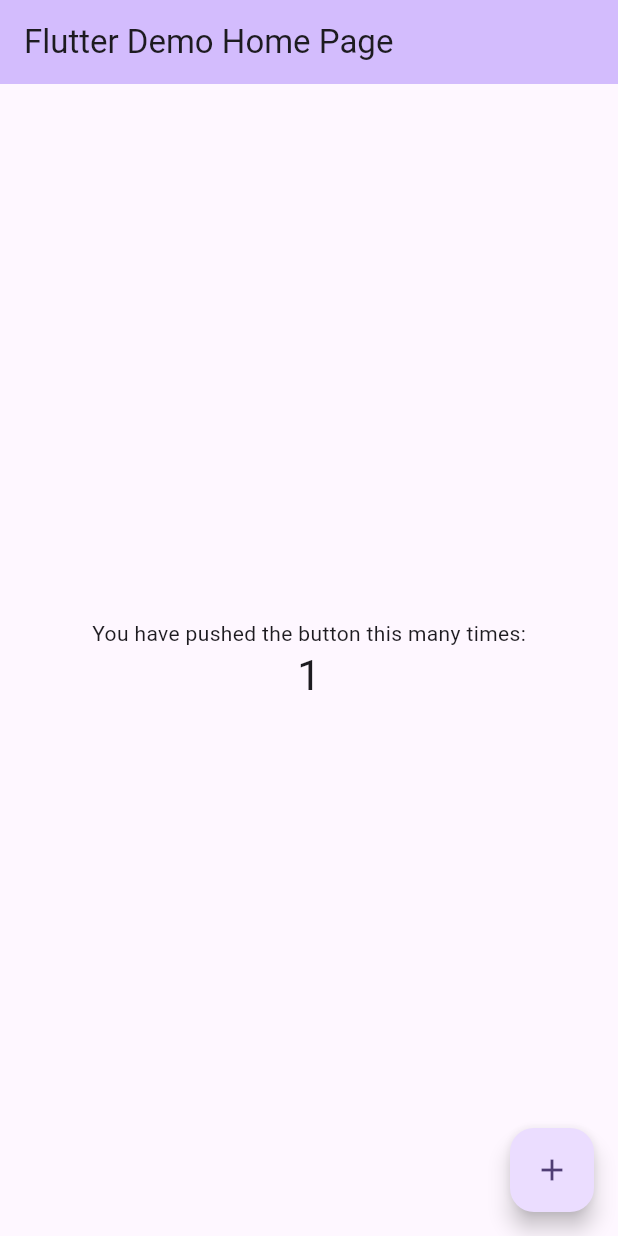
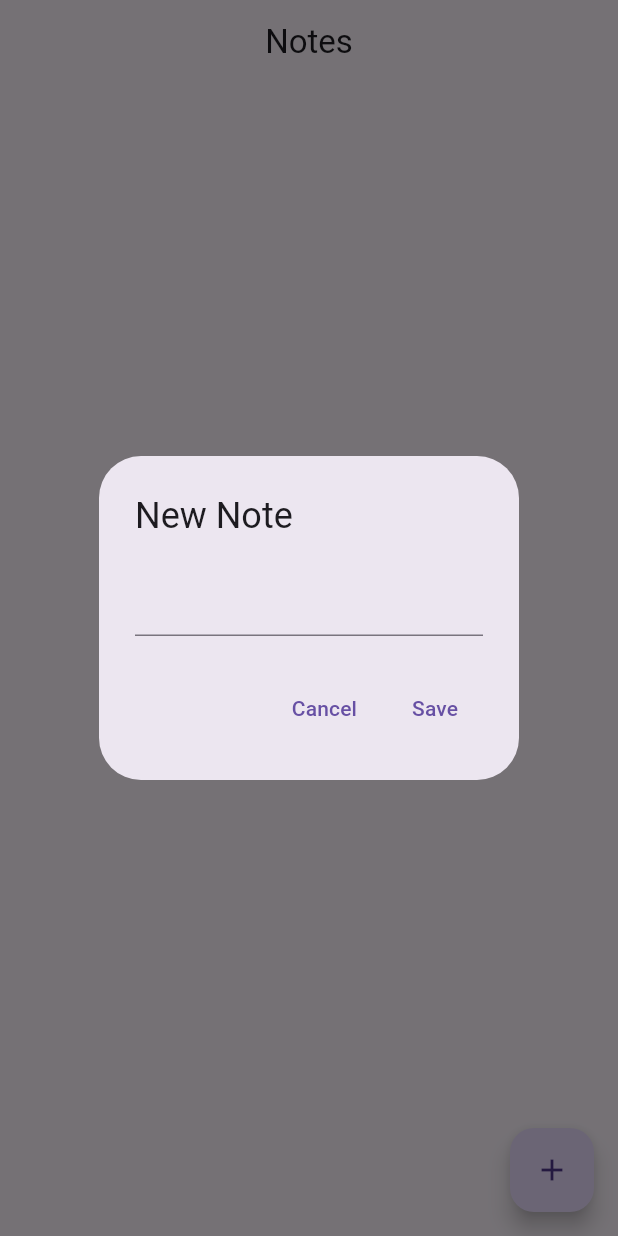
Before and after one commit to acz0077/notes_app1, a Flutter app: the screen it shows after launch, after a tap on the "add" icon, on a phone screen of 412 x 824 dp. Run offline on Flutter 3.47's test engine with Material 3 defaults, Android fonts, the phone set to English and light mode, and no system bars; our stand-ins replace supabase_flutter; accounts and stored records are empty.

Commit message:
saving notes

```diff
--- a/lib/main.dart
+++ b/lib/main.dart
@@ -1,6 +1,13 @@
 import 'package:flutter/material.dart';
+import 'package:notes_app1/pages/notes_page.dart';
+import 'package:supabase_flutter/supabase_flutter.dart';
 
-void main() {
+void main() async {
+  await Supabase.initialize(
+    url: 'https://lsuizwyqngywetzjsvxn.supabase.co',
+    anonKey:
+        'eyJhbGciOiJIUzI1NiIsInR5cCI6IkpXVCJ9.eyJpc3MiOiJzdXBhYmFzZSIsInJlZiI6ImxzdWl6d3lxbmd5d2V0empzdnhuIiwicm9sZSI6ImFub24iLCJpYXQiOjE3NTA1OTY1NDksImV4cCI6MjA2NjE3MjU0OX0.2KnLrFRpcZ7EZkT3WpLeeZ1iOkjrw-b2wOThny9WtWE',
+  );
   runApp(const MyApp());
 }
 
@@ -10,113 +17,9 @@ class MyApp extends StatelessWidget {
   // This widget is the root of your application.
   @override
   Widget build(BuildContext context) {
-    return MaterialApp(
-      title: 'Flutter Demo',
-      theme: ThemeData(
-        // This is the theme of your application.
-        //
-        // TRY THIS: Try running your application with "flutter run". You'll see
-        // the application has a purple toolbar. Then, without quitting the app,
-        // try changing the seedColor in the colorScheme below to Colors.green
-        // and then invoke "hot reload" (save your changes or press the "hot
-        // reload" button in a Flutter-supported IDE, or press "r" if you used
-        // the command line to start the app).
-        //
-        // Notice that the counter didn't reset back to zero; the application
-        // state is not lost during the reload. To reset the state, use hot
-        // restart instead.
-        //
-        // This works for code too, not just values: Most code changes can be
-        // tested with just a hot reload.
-        colorScheme: ColorScheme.fromSeed(seedColor: Colors.deepPurple),
-      ),
-      home: const MyHomePage(title: 'Flutter Demo Home Page'),
+    return const MaterialApp(
+      debugShowCheckedModeBanner: false,
+      home: NotesPage(),
     );
   }
 }
-
-class MyHomePage extends StatefulWidget {
-  const MyHomePage({super.key, required this.title});
-
-  // This widget is the home page of your application. It is stateful, meaning
-  // that it has a State object (defined below) that contains fields that affect
-  // how it looks.
-
-  // This class is the configuration for the state. It holds the values (in this
-  // case the title) provided by the parent (in this case the App widget) and
-  // used by the build method of the State. Fields in a Widget subclass are
-  // always marked "final".
-
-  final String title;
-
-  @override
-  State<MyHomePage> createState() => _MyHomePageState();
-}
-
-class _MyHomePageState extends State<MyHomePage> {
-  int _counter = 0;
-
-  void _incrementCounter() {
-    setState(() {
-      // This call to setState tells the Flutter framework that something has
-      // changed in this State, which causes it to rerun the build method below
-      // so that the display can reflect the updated values. If we changed
-      // _counter without calling setState(), then the build method would not be
-      // called again, and so nothing would appear to happen.
-      _counter++;
-    });
-  }
-
-  @override
-  Widget build(BuildContext context) {
-    // This method is rerun every time setState is called, for instance as done
-    // by the _incrementCounter method above.
-    //
-    // The Flutter framework has been optimized to make rerunning build methods
-    // fast, so that you can just rebuild anything that needs updating rather
-    // than having to individually change instances of widgets.
-    return Scaffold(
-      appBar: AppBar(
-        // TRY THIS: Try changing the color here to a specific color (to
-        // Colors.amber, perhaps?) and trigger a hot reload to see the AppBar
-        // change color while the other colors stay the same.
-        backgroundColor: Theme.of(context).colorScheme.inversePrimary,
-        // Here we take the value from the MyHomePage object that was created by
-        // the App.build method, and use it to set our appbar title.
-        title: Text(widget.title),
-      ),
-      body: Center(
-        // Center is a layout widget. It takes a single child and positions it
-        // in the middle of the parent.
-        child: Column(
-          // Column is also a layout widget. It takes a list of children and
-          // arranges them vertically. By default, it sizes itself to fit its
-          // children horizontally, and tries to be as tall as its parent.
-          //
-          // Column has various properties to control how it sizes itself and
-          // how it positions its children. Here we use mainAxisAlignment to
-          // center the children vertically; the main axis here is the vertical
-          // axis because Columns are vertical (the cross axis would be
-          // horizontal).
-          //
-          // TRY THIS: Invoke "debug painting" (choose the "Toggle Debug Paint"
-          // action in the IDE, or press "p" in the console), to see the
-          // wireframe for each widget.
-          mainAxisAlignment: MainAxisAlignment.center,
-          children: <Widget>[
-            const Text('You have pushed the button this many times:'),
-            Text(
-              '$_counter',
-              style: Theme.of(context).textTheme.headlineMedium,
-            ),
-          ],
-        ),
-      ),
-      floatingActionButton: FloatingActionButton(
-        onPressed: _incrementCounter,
-        tooltip: 'Increment',
-        child: const Icon(Icons.add),
-      ), // This trailing comma makes auto-formatting nicer for build methods.
-    );
-  }
-}
--- /dev/null
+++ b/lib/notes/note.dart
@@ -0,0 +1,17 @@
+class Note {
+  // get ini for supabase elements
+
+  int? id;
+  String content;
+  Note({required this.content, this.id});
+
+  //convert from Map
+  factory Note.fromMap(Map<String, dynamic> map) {
+    return Note(id: map['id'] as int?, content: map['content'] as String);
+  }
+
+  //conver to Map
+  Map<String, dynamic> toMap() {
+    return {'id': id, 'content': content};
+  }
+}
--- /dev/null
+++ b/lib/notes/notes_database.dart
@@ -0,0 +1,28 @@
+import 'package:notes_app1/notes/note.dart';
+import 'package:supabase_flutter/supabase_flutter.dart';
+
+class NotesDatabase {
+  // get ini for Supabase
+  final _db = Supabase.instance.client.from('notes');
+
+  //create note
+  Future createNote(Note newNote) async {
+    await _db.insert(newNote.toMap());
+  }
+
+  //read note
+  final stream = Supabase.instance.client
+      .from('notes')
+      .stream(primaryKey: ['id'])
+      .map((data) => data.map((noteMap) => Note.fromMap(noteMap)).toList());
+
+  //delete note
+  Future deleteNote(Note note) async {
+    await _db.delete().eq('id', note.id!);
+  }
+
+  //update note
+  Future updateNote(Note oldNot, String newContent) async {
+    await _db.update({'content': newContent}).eq('id', oldNot.id!);
+  }
+}
--- a/lib/pages/notes_page.dart
+++ b/lib/pages/notes_page.dart
@@ -0,0 +1,74 @@
+import 'package:flutter/material.dart';
+import 'package:notes_app1/notes/note.dart';
+import 'package:notes_app1/notes/notes_database.dart';
+
+class NotesPage extends StatefulWidget {
+  const NotesPage({super.key});
+
+  @override
+  State<NotesPage> createState() => _NotesPageState();
+}
+
+class _NotesPageState extends State<NotesPage> {
+  final noteController = TextEditingController();
+  final notesDatabase = NotesDatabase();
+  @override
+  Widget build(BuildContext context) {
+    return Scaffold(
+      floatingActionButton: FloatingActionButton(
+        onPressed: () {
+          showDialog(
+            context: context,
+            builder:
+                (context) => AlertDialog(
+                  title: const Text('New Note'),
+                  content: TextField(controller: noteController),
+                  actions: [
+                    TextButton(
+                      onPressed: () {
+                        // popthe page
+                        Navigator.pop(context);
+                      },
+                      child: const Text('Cancel'),
+                    ),
+                    TextButton(
+                      onPressed: () {
+                        // get newNote
+                        final newNote = Note(content: noteController.text);
+
+                        //save note
+                        notesDatabase.createNote(newNote);
+
+                        //pop the page
+                        Navigator.pop(context);
+                      },
+                      child: const Text('Save'),
+                    ),
+                  ],
+                ),
+          );
+        },
+        child: const Icon(Icons.add),
+      ),
+      appBar: AppBar(title: const Text('Notes'), centerTitle: true),
+      body: StreamBuilder(
+        stream: notesDatabase.stream,
+        builder: (context, snapshot) {
+          if (!snapshot.hasData) {
+            // loading....
+            return const Center(child: CircularProgressIndicator());
+          }
+          // if there is data => return list view of notes
+          final notes = snapshot.data!;
+          return ListView.builder(
+            itemCount: notes.length,
+            itemBuilder: (context, index) {
+              final note = notes[index];
+              return ListTile(title: Text(note.content));
+            },
+          );
+        },
+      ),
+    );
+  }
+}
```
